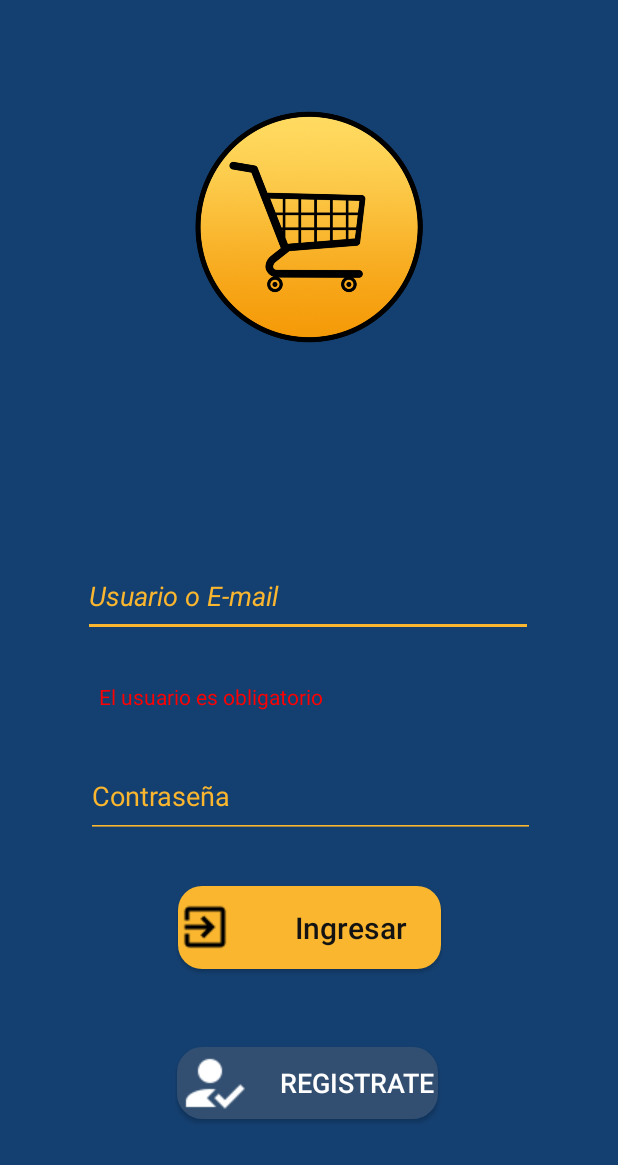
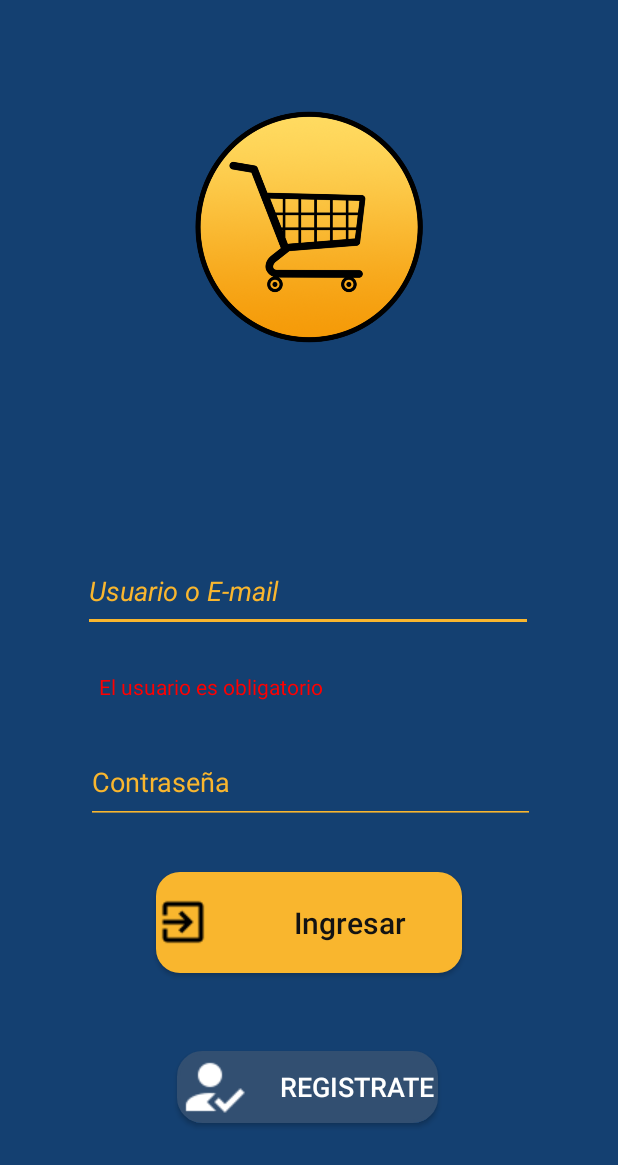
Before and after one commit to angioroa/StoreViewKlotin, an Android app: the LoginActivity screen opened directly, with no data from a screen before it, on a phone screen of 412 x 824 dp. Shown: the top 1165 px of the screen. Run offline under Robolectric (Android 15) with nearby library versions, the phone set to English and light mode, and no system bars.

Commit message:
cambio-prueba

```diff
--- a/app/src/main/res/layout/activity_login.xml
+++ b/app/src/main/res/layout/activity_login.xml
@@ -9,8 +9,8 @@
 
     <Button
         android:id="@+id/loginButton"
-        android:layout_width="175dp"
-        android:layout_height="55dp"
+        android:layout_width="204dp"
+        android:layout_height="67dp"
         android:layout_centerHorizontal="true"
         android:layout_centerVertical="true"
         android:background="@drawable/button_rounded"
```
